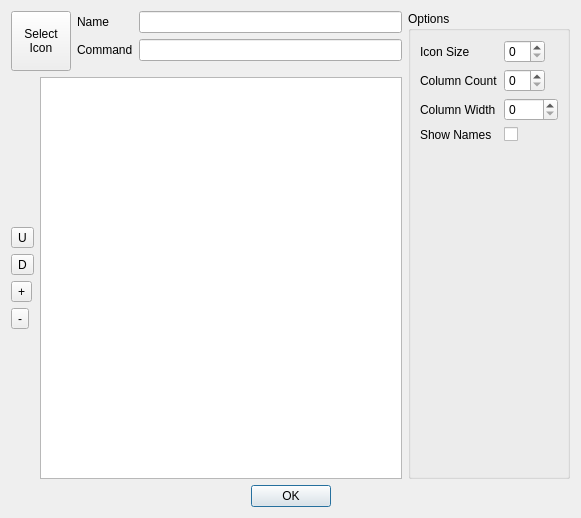
Before: the Qt Designer form settingsdialogui.ui in macasieb/simpleshortcuts, drawn with Qt 5.
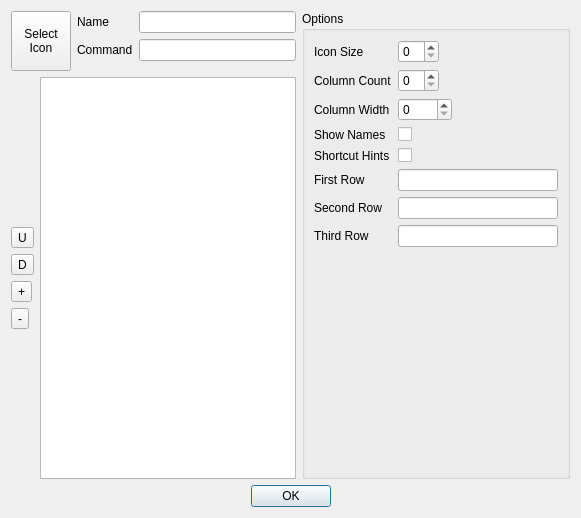
After: the same form once the commit is applied.

Commit message: Use the keyboards leftmost letters(like QWE-ASD) as shortcuts.

What changed in the file:
```diff
--- a/settingsdialogui.ui
+++ b/settingsdialogui.ui
@@ -210,9 +210,25 @@
              </widget>
             </item>
             <item row="3" column="1">
-             <widget class="QCheckBox" name="show_names_checkbox"/>
+             <widget class="QCheckBox" name="show_names_checkbox">
+              <property name="checked">
+               <bool>false</bool>
+              </property>
+             </widget>
             </item>
-            <item row="4" column="1">
+            <item row="5" column="1">
+             <widget class="QLineEdit" name="row1_edit">
+              <property name="font">
+               <font>
+                <family>Monospace</family>
+               </font>
+              </property>
+              <property name="text">
+               <string/>
+              </property>
+             </widget>
+            </item>
+            <item row="9" column="1">
              <spacer name="verticalSpacer">
               <property name="orientation">
                <enum>Qt::Vertical</enum>
@@ -225,6 +241,61 @@
               </property>
              </spacer>
             </item>
+            <item row="5" column="0">
+             <widget class="QLabel" name="firstRowLabel">
+              <property name="text">
+               <string>First Row</string>
+              </property>
+             </widget>
+            </item>
+            <item row="6" column="1">
+             <widget class="QLineEdit" name="row2_edit">
+              <property name="font">
+               <font>
+                <family>Monospace</family>
+               </font>
+              </property>
+              <property name="text">
+               <string/>
+              </property>
+             </widget>
+            </item>
+            <item row="6" column="0">
+             <widget class="QLabel" name="secondRowLabel">
+              <property name="text">
+               <string>Second Row</string>
+              </property>
+             </widget>
+            </item>
+            <item row="7" column="1">
+             <widget class="QLineEdit" name="row3_edit">
+              <property name="font">
+               <font>
+                <family>Monospace</family>
+               </font>
+              </property>
+              <property name="text">
+               <string/>
+              </property>
+             </widget>
+            </item>
+            <item row="7" column="0">
+             <widget class="QLabel" name="thirdRowLabel">
+              <property name="text">
+               <string>Third Row</string>
+              </property>
+             </widget>
+            </item>
+            <item row="4" column="0">
+             <widget class="QLabel" name="showShortcutHintsLabel">
+              <property name="text">
+               <string>Shortcut Hints</string>
+              </property>
+             </widget>
+            </item>
+            <item row="4" column="1">
+             <widget class="QCheckBox" name="show_hints_checkbox"/>
+            </item>
            </layout>
           </item>
          </layout>
```
The commit also changes 2 other files.
